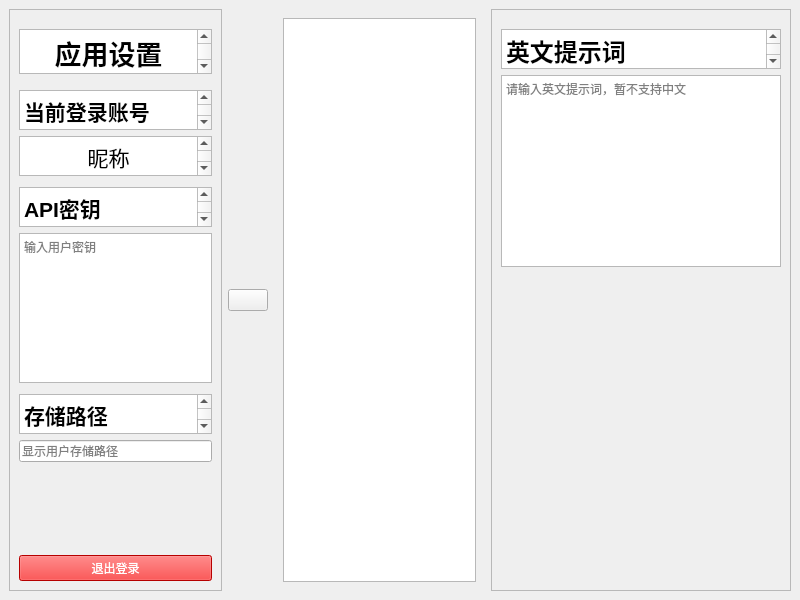
Before: the Qt Designer form GUI/MainWin.ui in AnImpossibleName/GenerationImage, drawn with Qt 5.
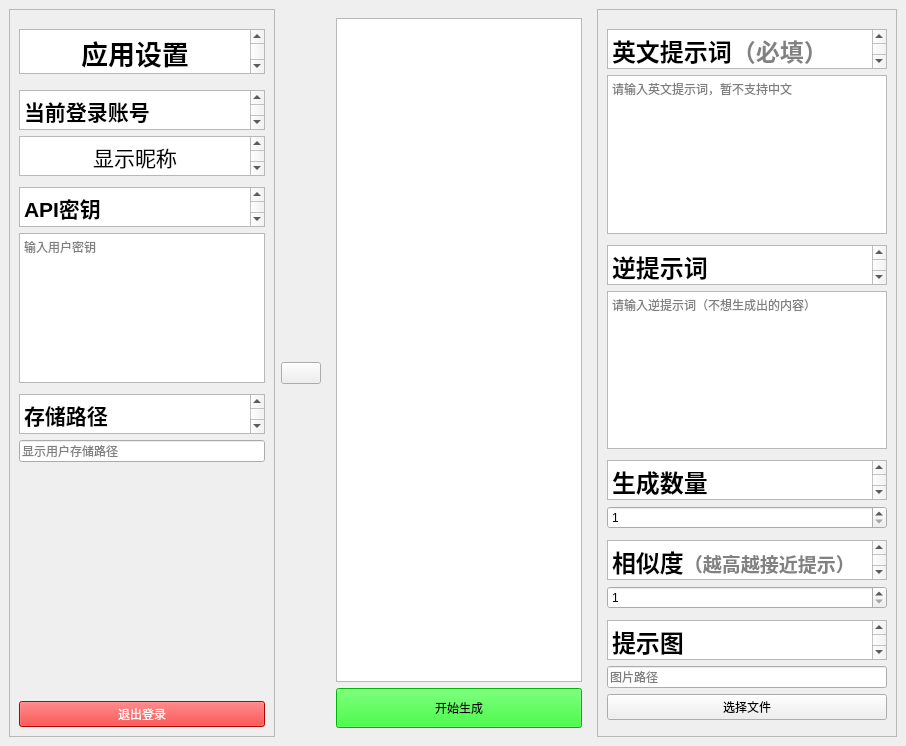
After: the same form once the commit is applied. Icons and pictures are not drawn.

```diff
--- a/GUI/MainWin.ui
+++ b/GUI/MainWin.ui
@@ -6,8 +6,8 @@
    <rect>
     <x>0</x>
     <y>0</y>
-    <width>800</width>
-    <height>600</height>
+    <width>906</width>
+    <height>746</height>
    </rect>
   </property>
   <property name="sizePolicy">
@@ -52,8 +52,8 @@
         <rect>
          <x>0</x>
          <y>0</y>
-         <width>198</width>
-         <height>580</height>
+         <width>270</width>
+         <height>726</height>
         </rect>
        </property>
        <layout class="QVBoxLayout" name="verticalLayout_3">
@@ -172,7 +172,7 @@
 li.unchecked::marker { content: &quot;\2610&quot;; }
 li.checked::marker { content: &quot;\2612&quot;; }
 &lt;/style&gt;&lt;/head&gt;&lt;body style=&quot; font-family:'Microsoft YaHei UI'; font-size:11.25pt; font-weight:400; font-style:normal;&quot;&gt;
-&lt;p align=&quot;center&quot; style=&quot; margin-top:0px; margin-bottom:0px; margin-left:0px; margin-right:0px; -qt-block-indent:0; text-indent:0px;&quot;&gt;&lt;span style=&quot; font-size:16pt;&quot;&gt;昵称&lt;/span&gt;&lt;/p&gt;&lt;/body&gt;&lt;/html&gt;</string>
+&lt;p align=&quot;center&quot; style=&quot; margin-top:0px; margin-bottom:0px; margin-left:0px; margin-right:0px; -qt-block-indent:0; text-indent:0px;&quot;&gt;&lt;span style=&quot; font-size:16pt;&quot;&gt;显示昵称&lt;/span&gt;&lt;/p&gt;&lt;/body&gt;&lt;/html&gt;</string>
           </property>
          </widget>
         </item>
@@ -238,7 +238,7 @@
          </widget>
         </item>
         <item>
-         <spacer name="verticalSpacer">
+         <spacer name="PathFill">
           <property name="orientation">
            <enum>Qt::Vertical</enum>
           </property>
@@ -350,6 +350,23 @@
        <item>
         <widget class="QGraphicsView" name="imageView"/>
        </item>
+       <item>
+        <widget class="QPushButton" name="pushButton">
+         <property name="minimumSize">
+          <size>
+           <width>0</width>
+           <height>40</height>
+          </size>
+         </property>
+         <property name="styleSheet">
+          <string notr="true">font: 16pt &quot;Microsoft YaHei UI&quot;;
+background-color:rgb(0, 255, 0)</string>
+         </property>
+         <property name="text">
+          <string>开始生成</string>
+         </property>
+        </widget>
+       </item>
       </layout>
      </widget>
     </item>
@@ -376,7 +393,7 @@
          <x>0</x>
          <y>0</y>
          <width>298</width>
-         <height>580</height>
+         <height>726</height>
         </rect>
        </property>
        <layout class="QVBoxLayout" name="verticalLayout_2">
@@ -418,7 +435,7 @@
 li.unchecked::marker { content: &quot;\2610&quot;; }
 li.checked::marker { content: &quot;\2612&quot;; }
 &lt;/style&gt;&lt;/head&gt;&lt;body style=&quot; font-family:'Microsoft YaHei UI'; font-size:11.25pt; font-weight:400; font-style:normal;&quot;&gt;
-&lt;p style=&quot; margin-top:0px; margin-bottom:0px; margin-left:0px; margin-right:0px; -qt-block-indent:0; text-indent:0px;&quot;&gt;&lt;span style=&quot; font-size:18pt; font-weight:700;&quot;&gt;英文提示词&lt;/span&gt;&lt;/p&gt;&lt;/body&gt;&lt;/html&gt;</string>
+&lt;p style=&quot; margin-top:0px; margin-bottom:0px; margin-left:0px; margin-right:0px; -qt-block-indent:0; text-indent:0px;&quot;&gt;&lt;span style=&quot; font-size:18pt; font-weight:700;&quot;&gt;英文提示词&lt;/span&gt;&lt;span style=&quot; font-size:18pt; font-weight:700; color:#818181;&quot;&gt;（必填）&lt;/span&gt;&lt;/p&gt;&lt;/body&gt;&lt;/html&gt;</string>
           </property>
          </widget>
         </item>
@@ -441,6 +458,218 @@
           </property>
          </widget>
         </item>
+        <item>
+         <spacer name="promptFill">
+          <property name="orientation">
+           <enum>Qt::Vertical</enum>
+          </property>
+          <property name="sizeType">
+           <enum>QSizePolicy::Fixed</enum>
+          </property>
+          <property name="sizeHint" stdset="0">
+           <size>
+            <width>20</width>
+            <height>5</height>
+           </size>
+          </property>
+         </spacer>
+        </item>
+        <item>
+         <widget class="QTextBrowser" name="negative_promptTitle">
+          <property name="sizePolicy">
+           <sizepolicy hsizetype="Expanding" vsizetype="Fixed">
+            <horstretch>0</horstretch>
+            <verstretch>0</verstretch>
+           </sizepolicy>
+          </property>
+          <property name="maximumSize">
+           <size>
+            <width>16777215</width>
+            <height>40</height>
+           </size>
+          </property>
+          <property name="html">
+           <string>&lt;!DOCTYPE HTML PUBLIC &quot;-//W3C//DTD HTML 4.0//EN&quot; &quot;http://www.w3.org/TR/REC-html40/strict.dtd&quot;&gt;
+&lt;html&gt;&lt;head&gt;&lt;meta name=&quot;qrichtext&quot; content=&quot;1&quot; /&gt;&lt;meta charset=&quot;utf-8&quot; /&gt;&lt;style type=&quot;text/css&quot;&gt;
+p, li { white-space: pre-wrap; }
+hr { height: 1px; border-width: 0; }
+li.unchecked::marker { content: &quot;\2610&quot;; }
+li.checked::marker { content: &quot;\2612&quot;; }
+&lt;/style&gt;&lt;/head&gt;&lt;body style=&quot; font-family:'Microsoft YaHei UI'; font-size:11.25pt; font-weight:400; font-style:normal;&quot;&gt;
+&lt;p style=&quot; margin-top:0px; margin-bottom:0px; margin-left:0px; margin-right:0px; -qt-block-indent:0; text-indent:0px;&quot;&gt;&lt;span style=&quot; font-size:18pt; font-weight:700;&quot;&gt;逆提示词&lt;/span&gt;&lt;/p&gt;&lt;/body&gt;&lt;/html&gt;</string>
+          </property>
+         </widget>
+        </item>
+        <item>
+         <widget class="QTextEdit" name="negative_promptEdit">
+          <property name="placeholderText">
+           <string>请输入逆提示词（不想生成出的内容）</string>
+          </property>
+         </widget>
+        </item>
+        <item>
+         <spacer name="numFill">
+          <property name="orientation">
+           <enum>Qt::Vertical</enum>
+          </property>
+          <property name="sizeType">
+           <enum>QSizePolicy::Fixed</enum>
+          </property>
+          <property name="sizeHint" stdset="0">
+           <size>
+            <width>20</width>
+            <height>5</height>
+           </size>
+          </property>
+         </spacer>
+        </item>
+        <item>
+         <widget class="QTextBrowser" name="num_outputsTitle">
+          <property name="sizePolicy">
+           <sizepolicy hsizetype="Expanding" vsizetype="Fixed">
+            <horstretch>0</horstretch>
+            <verstretch>0</verstretch>
+           </sizepolicy>
+          </property>
+          <property name="maximumSize">
+           <size>
+            <width>16777215</width>
+            <height>40</height>
+           </size>
+          </property>
+          <property name="html">
+           <string>&lt;!DOCTYPE HTML PUBLIC &quot;-//W3C//DTD HTML 4.0//EN&quot; &quot;http://www.w3.org/TR/REC-html40/strict.dtd&quot;&gt;
+&lt;html&gt;&lt;head&gt;&lt;meta name=&quot;qrichtext&quot; content=&quot;1&quot; /&gt;&lt;meta charset=&quot;utf-8&quot; /&gt;&lt;style type=&quot;text/css&quot;&gt;
+p, li { white-space: pre-wrap; }
+hr { height: 1px; border-width: 0; }
+li.unchecked::marker { content: &quot;\2610&quot;; }
+li.checked::marker { content: &quot;\2612&quot;; }
+&lt;/style&gt;&lt;/head&gt;&lt;body style=&quot; font-family:'Microsoft YaHei UI'; font-size:11.25pt; font-weight:400; font-style:normal;&quot;&gt;
+&lt;p style=&quot; margin-top:0px; margin-bottom:0px; margin-left:0px; margin-right:0px; -qt-block-indent:0; text-indent:0px;&quot;&gt;&lt;span style=&quot; font-size:18pt; font-weight:700;&quot;&gt;生成数量&lt;/span&gt;&lt;/p&gt;&lt;/body&gt;&lt;/html&gt;</string>
+          </property>
+         </widget>
+        </item>
+        <item>
+         <widget class="QSpinBox" name="num_outputs">
+          <property name="minimum">
+           <number>1</number>
+          </property>
+          <property name="maximum">
+           <number>4</number>
+          </property>
+         </widget>
+        </item>
+        <item>
+         <spacer name="verticalSpacer_2">
+          <property name="orientation">
+           <enum>Qt::Vertical</enum>
+          </property>
+          <property name="sizeType">
+           <enum>QSizePolicy::Fixed</enum>
+          </property>
+          <property name="sizeHint" stdset="0">
+           <size>
+            <width>20</width>
+            <height>5</height>
+           </size>
+          </property>
+         </spacer>
+        </item>
+        <item>
+         <widget class="QTextBrowser" name="guidance_scaleTitle">
+          <property name="sizePolicy">
+           <sizepolicy hsizetype="Expanding" vsizetype="Fixed">
+            <horstretch>0</horstretch>
+            <verstretch>0</verstretch>
+           </sizepolicy>
+          </property>
+          <property name="maximumSize">
+           <size>
+            <width>16777215</width>
+            <height>40</height>
+           </size>
+          </property>
+          <property name="html">
+           <string>&lt;!DOCTYPE HTML PUBLIC &quot;-//W3C//DTD HTML 4.0//EN&quot; &quot;http://www.w3.org/TR/REC-html40/strict.dtd&quot;&gt;
+&lt;html&gt;&lt;head&gt;&lt;meta name=&quot;qrichtext&quot; content=&quot;1&quot; /&gt;&lt;meta charset=&quot;utf-8&quot; /&gt;&lt;style type=&quot;text/css&quot;&gt;
+p, li { white-space: pre-wrap; }
+hr { height: 1px; border-width: 0; }
+li.unchecked::marker { content: &quot;\2610&quot;; }
+li.checked::marker { content: &quot;\2612&quot;; }
+&lt;/style&gt;&lt;/head&gt;&lt;body style=&quot; font-family:'Microsoft YaHei UI'; font-size:11.25pt; font-weight:400; font-style:normal;&quot;&gt;
+&lt;p style=&quot; margin-top:0px; margin-bottom:0px; margin-left:0px; margin-right:0px; -qt-block-indent:0; text-indent:0px;&quot;&gt;&lt;span style=&quot; font-size:18pt; font-weight:700;&quot;&gt;相似度&lt;/span&gt;&lt;span style=&quot; font-size:14pt; font-weight:700; color:#818181;&quot;&gt;（越高越接近提示）&lt;/span&gt;&lt;/p&gt;&lt;/body&gt;&lt;/html&gt;</string>
+          </property>
+         </widget>
+        </item>
+        <item>
+         <widget class="QSpinBox" name="guidance_scale">
+          <property name="cursor">
+           <cursorShape>IBeamCursor</cursorShape>
+          </property>
+          <property name="minimum">
+           <number>1</number>
+          </property>
+          <property name="maximum">
+           <number>20</number>
+          </property>
+         </widget>
+        </item>
+        <item>
+         <spacer name="verticalSpacer">
+          <property name="orientation">
+           <enum>Qt::Vertical</enum>
+          </property>
+          <property name="sizeType">
+           <enum>QSizePolicy::Fixed</enum>
+          </property>
+          <property name="sizeHint" stdset="0">
+           <size>
+            <width>20</width>
+            <height>5</height>
+           </size>
+          </property>
+         </spacer>
+        </item>
+        <item>
+         <widget class="QTextBrowser" name="imagePromptTitle">
+          <property name="sizePolicy">
+           <sizepolicy hsizetype="Expanding" vsizetype="Fixed">
+            <horstretch>0</horstretch>
+            <verstretch>0</verstretch>
+           </sizepolicy>
+          </property>
+          <property name="maximumSize">
+           <size>
+            <width>16777215</width>
+            <height>40</height>
+           </size>
+          </property>
+          <property name="html">
+           <string>&lt;!DOCTYPE HTML PUBLIC &quot;-//W3C//DTD HTML 4.0//EN&quot; &quot;http://www.w3.org/TR/REC-html40/strict.dtd&quot;&gt;
+&lt;html&gt;&lt;head&gt;&lt;meta name=&quot;qrichtext&quot; content=&quot;1&quot; /&gt;&lt;meta charset=&quot;utf-8&quot; /&gt;&lt;style type=&quot;text/css&quot;&gt;
+p, li { white-space: pre-wrap; }
+hr { height: 1px; border-width: 0; }
+li.unchecked::marker { content: &quot;\2610&quot;; }
+li.checked::marker { content: &quot;\2612&quot;; }
+&lt;/style&gt;&lt;/head&gt;&lt;body style=&quot; font-family:'Microsoft YaHei UI'; font-size:11.25pt; font-weight:400; font-style:normal;&quot;&gt;
+&lt;p style=&quot; margin-top:0px; margin-bottom:0px; margin-left:0px; margin-right:0px; -qt-block-indent:0; text-indent:0px;&quot;&gt;&lt;span style=&quot; font-size:18pt; font-weight:700;&quot;&gt;提示图&lt;/span&gt;&lt;/p&gt;&lt;/body&gt;&lt;/html&gt;</string>
+          </property>
+         </widget>
+        </item>
+        <item>
+         <widget class="QLineEdit" name="imagePromptPath">
+          <property name="placeholderText">
+           <string>图片路径</string>
+          </property>
+         </widget>
+        </item>
+        <item>
+         <widget class="QPushButton" name="imagePromptButton">
+          <property name="text">
+           <string>选择文件</string>
+          </property>
+         </widget>
+        </item>
         <item>
          <spacer name="promptUnderFill">
           <property name="orientation">
```
